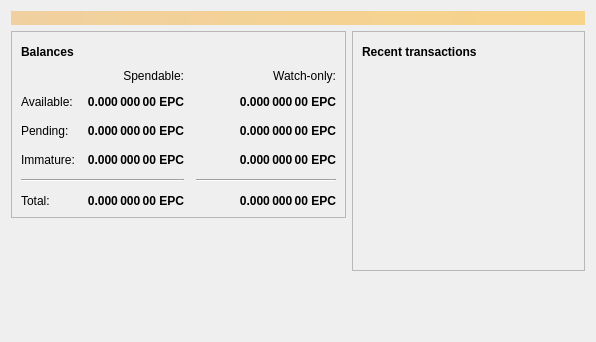
experiencecoin/experiencecoin_legacy, file src/qt/forms/overviewpage.ui: the form before one commit.
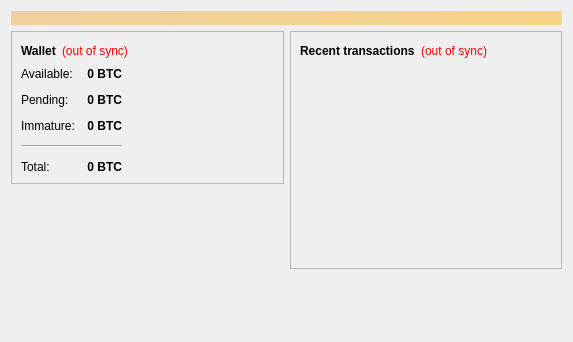
The form after the commit. Icons and pictures are not drawn.

```diff
--- a/src/qt/forms/overviewpage.ui
+++ b/src/qt/forms/overviewpage.ui
@@ -6,7 +6,7 @@
    <rect>
     <x>0</x>
     <y>0</y>
-    <width>596</width>
+    <width>573</width>
     <height>342</height>
    </rect>
   </property>
@@ -20,7 +20,7 @@
       <bool>false</bool>
      </property>
      <property name="styleSheet">
-      <string notr="true">QLabel { background-color: qlineargradient(x1: 0, y1: 0, x2: 1, y2: 0, stop:0 #F0D0A0, stop:1 #F8D488); color:#000000; }</string>
+      <string notr="true">background-color: qlineargradient(x1: 0, y1: 0, x2: 1, y2: 0, stop:0 #F0D0A0, stop:1 #F8D488); color:#000000;</string>
      </property>
      <property name="wordWrap">
       <bool>true</bool>
@@ -57,45 +57,28 @@
                </font>
               </property>
               <property name="text">
-               <string>Balances</string>
+               <string>Wallet</string>
               </property>
              </widget>
             </item>
             <item>
-             <widget class="QPushButton" name="labelWalletStatus">
-              <property name="enabled">
-               <bool>true</bool>
-              </property>
-              <property name="maximumSize">
-               <size>
-                <width>30</width>
-                <height>16777215</height>
-               </size>
-              </property>
+             <widget class="QLabel" name="labelWalletStatus">
               <property name="toolTip">
                <string>The displayed information may be out of date. Your wallet automatically synchronizes with the Experiencecoin network after a connection is established, but this process has not completed yet.</string>
               </property>
+              <property name="styleSheet">
+               <string notr="true">QLabel { color: red; }</string>
+              </property>
               <property name="text">
-               <string/>
+               <string notr="true">(out of sync)</string>
               </property>
-              <property name="icon">
-               <iconset resource="../bitcoin.qrc">
-                <normaloff>:/icons/warning</normaloff>
-                <disabledoff>:/icons/warning</disabledoff>:/icons/warning</iconset>
-              </property>
-              <property name="iconSize">
-               <size>
-                <width>24</width>
-                <height>24</height>
-               </size>
-              </property>
-              <property name="flat">
-               <bool>true</bool>
+              <property name="alignment">
+               <set>Qt::AlignLeading|Qt::AlignLeft|Qt::AlignVCenter</set>
               </property>
              </widget>
             </item>
             <item>
-             <spacer name="horizontalSpacer_3">
+             <spacer name="horizontalSpacer_2">
               <property name="orientation">
                <enum>Qt::Horizontal</enum>
               </property>
@@ -110,12 +93,27 @@
            </layout>
           </item>
           <item>
-           <layout class="QGridLayout" name="gridLayout">
-            <property name="spacing">
+          <layout class="QHBoxLayout" name="horizontalLayout_3">
+           <item>
+           <layout class="QFormLayout" name="formLayout_2">
+            <property name="fieldGrowthPolicy">
+             <enum>QFormLayout::AllNonFixedFieldsGrow</enum>
+            </property>
+            <property name="horizontalSpacing">
              <number>12</number>
             </property>
-            <item row="2" column="2">
-             <widget class="QLabel" name="labelWatchPending">
+            <property name="verticalSpacing">
+             <number>12</number>
+            </property>
+            <item row="0" column="0">
+             <widget class="QLabel" name="label">
+              <property name="text">
+               <string>Available:</string>
+              </property>
+             </widget>
+            </item>
+            <item row="0" column="1">
+             <widget class="QLabel" name="labelBalance">
               <property name="font">
                <font>
                 <weight>75</weight>
@@ -129,7 +127,7 @@
                <string>Unconfirmed transactions to watch-only addresses</string>
               </property>
               <property name="text">
-               <string notr="true">0.000 000 00 EPC</string>
+               <string notr="true">0 BTC</string>
               </property>
               <property name="alignment">
                <set>Qt::AlignRight|Qt::AlignTrailing|Qt::AlignVCenter</set>
@@ -139,7 +137,14 @@
               </property>
              </widget>
             </item>
-            <item row="2" column="1">
+            <item row="1" column="0">
+             <widget class="QLabel" name="label_3">
+              <property name="text">
+               <string>Pending:</string>
+              </property>
+             </widget>
+            </item>
+            <item row="1" column="1">
              <widget class="QLabel" name="labelUnconfirmed">
               <property name="font">
                <font>
@@ -154,7 +159,7 @@
                <string>Total of transactions that have yet to be confirmed, and do not yet count toward the spendable balance</string>
               </property>
               <property name="text">
-               <string notr="true">0.000 000 00 EPC</string>
+               <string notr="true">0 BTC</string>
               </property>
               <property name="alignment">
                <set>Qt::AlignRight|Qt::AlignTrailing|Qt::AlignVCenter</set>
@@ -164,110 +169,43 @@
               </property>
              </widget>
             </item>
-            <item row="3" column="2">
-             <widget class="QLabel" name="labelWatchImmature">
-              <property name="font">
-               <font>
-                <weight>75</weight>
-                <bold>true</bold>
-               </font>
-              </property>
-              <property name="cursor">
-               <cursorShape>IBeamCursor</cursorShape>
-              </property>
-              <property name="toolTip">
-               <string>Mined balance in watch-only addresses that has not yet matured</string>
-              </property>
-              <property name="text">
-               <string notr="true">0.000 000 00 EPC</string>
-              </property>
-              <property name="alignment">
-               <set>Qt::AlignRight|Qt::AlignTrailing|Qt::AlignVCenter</set>
-              </property>
-              <property name="textInteractionFlags">
-               <set>Qt::LinksAccessibleByMouse|Qt::TextSelectableByKeyboard|Qt::TextSelectableByMouse</set>
-              </property>
-             </widget>
-            </item>
-            <item row="4" column="0" colspan="2">
-             <widget class="Line" name="line">
-              <property name="orientation">
-               <enum>Qt::Horizontal</enum>
-              </property>
-             </widget>
-            </item>
-            <item row="4" column="2">
-             <widget class="Line" name="lineWatchBalance">
-              <property name="sizePolicy">
-               <sizepolicy hsizetype="Preferred" vsizetype="Fixed">
-                <horstretch>0</horstretch>
-                <verstretch>0</verstretch>
-               </sizepolicy>
-              </property>
-              <property name="minimumSize">
-               <size>
-                <width>140</width>
-                <height>0</height>
-               </size>
-              </property>
-              <property name="orientation">
-               <enum>Qt::Horizontal</enum>
-              </property>
-             </widget>
-            </item>
-            <item row="5" column="0">
-             <widget class="QLabel" name="labelTotalText">
-              <property name="text">
-               <string>Total:</string>
-              </property>
-             </widget>
-            </item>
-            <item row="3" column="1">
-             <widget class="QLabel" name="labelImmature">
-              <property name="font">
-               <font>
-                <weight>75</weight>
-                <bold>true</bold>
-               </font>
-              </property>
-              <property name="cursor">
-               <cursorShape>IBeamCursor</cursorShape>
-              </property>
-              <property name="toolTip">
-               <string>Mined balance that has not yet matured</string>
-              </property>
-              <property name="text">
-               <string notr="true">0.000 000 00 EPC</string>
-              </property>
-              <property name="alignment">
-               <set>Qt::AlignRight|Qt::AlignTrailing|Qt::AlignVCenter</set>
-              </property>
-              <property name="textInteractionFlags">
-               <set>Qt::LinksAccessibleByMouse|Qt::TextSelectableByKeyboard|Qt::TextSelectableByMouse</set>
-              </property>
-             </widget>
-            </item>
-            <item row="2" column="3">
-             <spacer name="horizontalSpacer_2">
-              <property name="orientation">
-               <enum>Qt::Horizontal</enum>
-              </property>
-              <property name="sizeHint" stdset="0">
-               <size>
-                <width>40</width>
-                <height>20</height>
-               </size>
-              </property>
-             </spacer>
-            </item>
-            <item row="3" column="0">
+            <item row="2" column="0">
              <widget class="QLabel" name="labelImmatureText">
               <property name="text">
                <string>Immature:</string>
               </property>
              </widget>
             </item>
-            <item row="5" column="1">
+            <item row="2" column="1">
+             <widget class="QLabel" name="labelImmature">
+              <property name="font">
+               <font>
+                <weight>75</weight>
+                <bold>true</bold>
+               </font>
+              </property>
+              <property name="toolTip">
+               <string>Mined balance that has not yet matured</string>
+              </property>
+              <property name="text">
+               <string notr="true">0 BTC</string>
+              </property>
+              <property name="alignment">
+               <set>Qt::AlignRight|Qt::AlignTrailing|Qt::AlignVCenter</set>
+              </property>
+              <property name="textInteractionFlags">
+               <set>Qt::LinksAccessibleByMouse|Qt::TextSelectableByKeyboard|Qt::TextSelectableByMouse</set>
+              </property>
+             </widget>
+            </item>
+            <item row="4" column="0">
+             <widget class="QLabel" name="labelTotalText">
+              <property name="text">
+               <string>Total:</string>
+              </property>
+             </widget>
+            </item>
+            <item row="4" column="1">
              <widget class="QLabel" name="labelTotal">
               <property name="font">
                <font>
@@ -282,7 +220,7 @@
                <string>Your current total balance</string>
               </property>
               <property name="text">
-               <string notr="true">0.000 000 00 EPC</string>
+               <string notr="true">0 BTC</string>
               </property>
               <property name="alignment">
                <set>Qt::AlignRight|Qt::AlignTrailing|Qt::AlignVCenter</set>
@@ -292,114 +230,27 @@
               </property>
              </widget>
             </item>
-            <item row="5" column="2">
-             <widget class="QLabel" name="labelWatchTotal">
-              <property name="font">
-               <font>
-                <weight>75</weight>
-                <bold>true</bold>
-               </font>
+            <item row="3" column="0" colspan="2">
+             <widget class="Line" name="line">
+              <property name="orientation">
+               <enum>Qt::Horizontal</enum>
               </property>
-              <property name="cursor">
-               <cursorShape>IBeamCursor</cursorShape>
-              </property>
-              <property name="toolTip">
-               <string>Current total balance in watch-only addresses</string>
-              </property>
-              <property name="text">
-               <string notr="true">0.000 000 00 EPC</string>
-              </property>
-              <property name="alignment">
-               <set>Qt::AlignRight|Qt::AlignTrailing|Qt::AlignVCenter</set>
-              </property>
-              <property name="textInteractionFlags">
-               <set>Qt::LinksAccessibleByMouse|Qt::TextSelectableByKeyboard|Qt::TextSelectableByMouse</set>
-              </property>
              </widget>
             </item>
-            <item row="0" column="2">
-             <widget class="QLabel" name="labelWatchonly">
-              <property name="text">
-               <string>Watch-only:</string>
+           </layout>
+          </item>
+            <item>
+             <spacer name="horizontalSpacer_3">
+              <property name="orientation">
+               <enum>Qt::Horizontal</enum>
               </property>
-              <property name="alignment">
-               <set>Qt::AlignRight|Qt::AlignTrailing|Qt::AlignVCenter</set>
+              <property name="sizeHint" stdset="0">
+               <size>
+                <width>40</width>
+                <height>20</height>
+               </size>
               </property>
-             </widget>
-            </item>
-            <item row="1" column="0">
-             <widget class="QLabel" name="labelBalanceText">
-              <property name="text">
-               <string>Available:</string>
-              </property>
-             </widget>
-            </item>
-            <item row="1" column="1">
-             <widget class="QLabel" name="labelBalance">
-              <property name="font">
-               <font>
-                <weight>75</weight>
-                <bold>true</bold>
-               </font>
-              </property>
-              <property name="cursor">
-               <cursorShape>IBeamCursor</cursorShape>
-              </property>
-              <property name="toolTip">
-               <string>Your current spendable balance</string>
-              </property>
-              <property name="text">
-               <string notr="true">0.000 000 00 EPC</string>
-              </property>
-              <property name="alignment">
-               <set>Qt::AlignRight|Qt::AlignTrailing|Qt::AlignVCenter</set>
-              </property>
-              <property name="textInteractionFlags">
-               <set>Qt::LinksAccessibleByMouse|Qt::TextSelectableByKeyboard|Qt::TextSelectableByMouse</set>
-              </property>
-             </widget>
-            </item>
-            <item row="1" column="2">
-             <widget class="QLabel" name="labelWatchAvailable">
-              <property name="font">
-               <font>
-                <weight>75</weight>
-                <bold>true</bold>
-               </font>
-              </property>
-              <property name="cursor">
-               <cursorShape>IBeamCursor</cursorShape>
-              </property>
-              <property name="toolTip">
-               <string>Your current balance in watch-only addresses</string>
-              </property>
-              <property name="text">
-               <string notr="true">0.000 000 00 EPC</string>
-              </property>
-              <property name="alignment">
-               <set>Qt::AlignRight|Qt::AlignTrailing|Qt::AlignVCenter</set>
-              </property>
-              <property name="textInteractionFlags">
-               <set>Qt::LinksAccessibleByMouse|Qt::TextSelectableByKeyboard|Qt::TextSelectableByMouse</set>
-              </property>
-             </widget>
-            </item>
-            <item row="2" column="0">
-             <widget class="QLabel" name="labelPendingText">
-              <property name="text">
-               <string>Pending:</string>
-              </property>
-             </widget>
-            </item>
-            <item row="0" column="1">
-             <widget class="QLabel" name="labelSpendable">
-              <property name="text">
-               <string>Spendable:</string>
-              </property>
-              <property name="alignment">
-               <set>Qt::AlignRight|Qt::AlignTrailing|Qt::AlignVCenter</set>
-              </property>
-             </widget>
+             </spacer>
             </item>
            </layout>
           </item>
@@ -436,47 +287,24 @@
            <layout class="QHBoxLayout" name="horizontalLayout_2">
             <item>
              <widget class="QLabel" name="label_4">
-              <property name="font">
-               <font>
-                <weight>75</weight>
-                <bold>true</bold>
-               </font>
-              </property>
               <property name="text">
-               <string>Recent transactions</string>
+               <string>&lt;b&gt;Recent transactions&lt;/b&gt;</string>
               </property>
              </widget>
             </item>
             <item>
-             <widget class="QPushButton" name="labelTransactionsStatus">
-              <property name="enabled">
-               <bool>true</bool>
-              </property>
-              <property name="maximumSize">
-               <size>
-                <width>30</width>
-                <height>16777215</height>
-               </size>
-              </property>
+             <widget class="QLabel" name="labelTransactionsStatus">
               <property name="toolTip">
                <string>The displayed information may be out of date. Your wallet automatically synchronizes with the Experiencecoin network after a connection is established, but this process has not completed yet.</string>
               </property>
+              <property name="styleSheet">
+               <string notr="true">QLabel { color: red; }</string>
+              </property>
               <property name="text">
-               <string/>
+               <string notr="true">(out of sync)</string>
               </property>
-              <property name="icon">
-               <iconset resource="../bitcoin.qrc">
-                <normaloff>:/icons/warning</normaloff>
-                <disabledoff>:/icons/warning</disabledoff>:/icons/warning</iconset>
-              </property>
-              <property name="iconSize">
-               <size>
-                <width>24</width>
-                <height>24</height>
-               </size>
-              </property>
-              <property name="flat">
-               <bool>true</bool>
+              <property name="alignment">
+               <set>Qt::AlignRight|Qt::AlignTrailing|Qt::AlignVCenter</set>
               </property>
              </widget>
             </item>
```
Left out of the diff: 24 changed lines with no effect on the pictures.
